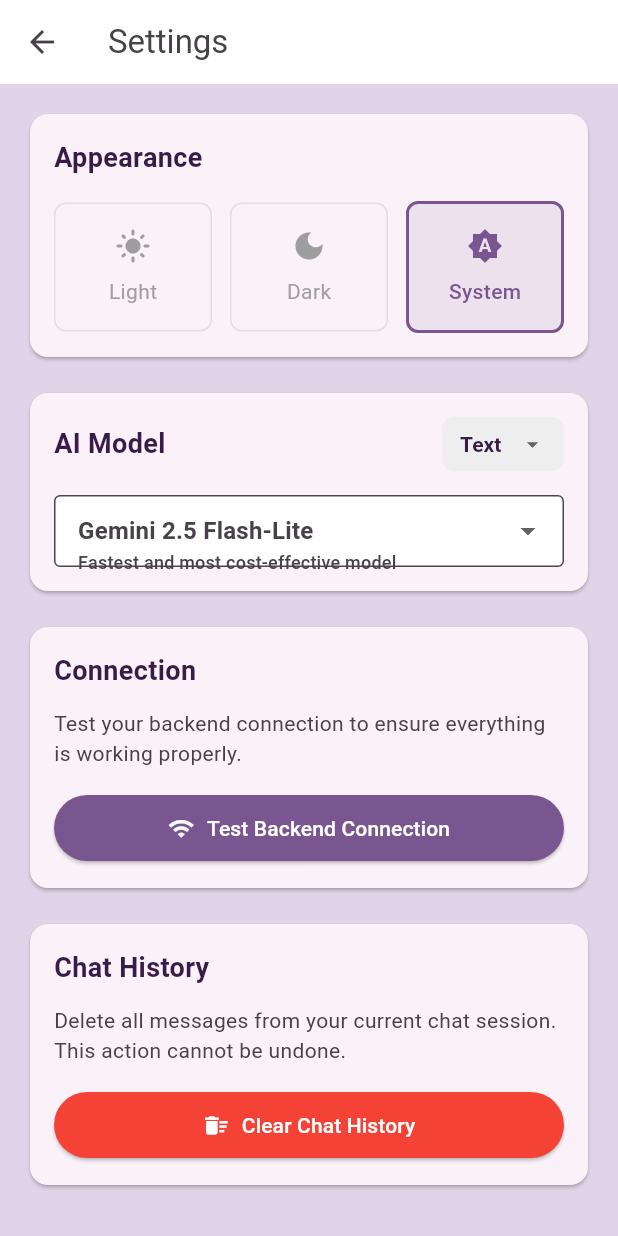
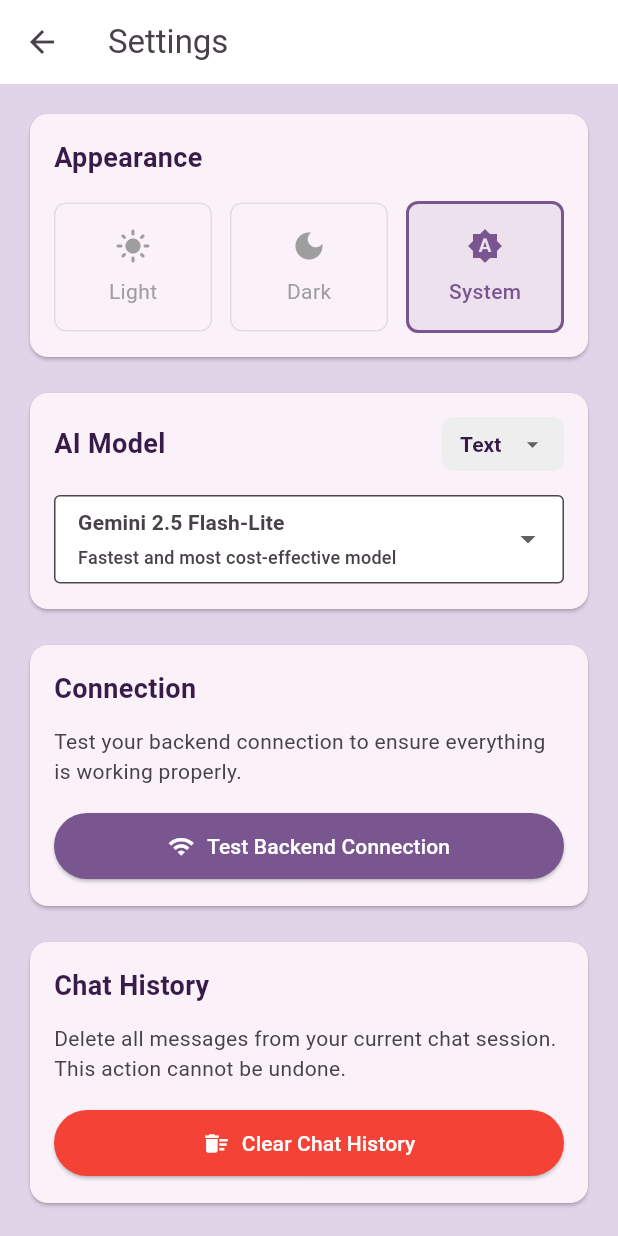
Before and after one commit to SandipVermaDev/SamagraAI, a Flutter app: the SettingsScreen screen opened by its route, on a phone screen of 412 x 824 dp. Run offline on Flutter 3.47's test engine with Material 3 defaults, Android fonts, the phone set to English and light mode, and no system bars; our stand-ins replace file_picker, flutter_markdown, image_picker, permission_handler, speech_to_text; missing offline and left inert: dart:html, file_saver.

Commit message:
Fix the Setting AI model UI

```diff
--- a/samagra_app/lib/screens/settings_screen.dart
+++ b/samagra_app/lib/screens/settings_screen.dart
@@ -225,23 +225,36 @@ class _SettingsScreenState extends State<SettingsScreen> {
               ],
             ),
             const SizedBox(height: 16),
-            DropdownButtonFormField<AIModel>(
+            SizedBox(
+              height: 60,
+              child: DropdownButtonFormField<AIModel>(
                 initialValue: displayModels.contains(chatProvider.selectedModel)
                     ? chatProvider.selectedModel
                     : displayModels.first,
+                isExpanded: true,
+                isDense: false,
+                itemHeight: null,
                 items: displayModels.map((model) {
                   return DropdownMenuItem<AIModel>(
                     value: model,
+                    alignment: AlignmentDirectional.centerStart,
                     child: Column(
+                      mainAxisSize: MainAxisSize.min,
                       crossAxisAlignment: CrossAxisAlignment.start,
-                    mainAxisSize: MainAxisSize.min,
                       children: [
                         Text(
                           model.name,
-                        style: const TextStyle(fontWeight: FontWeight.w600),
+                          maxLines: 1,
+                          overflow: TextOverflow.ellipsis,
+                          style: const TextStyle(
+                            fontSize: 14,
+                            fontWeight: FontWeight.w600,
+                          ),
                         ),
                         Text(
                           model.description,
+                          maxLines: 1,
+                          overflow: TextOverflow.ellipsis,
                           style: TextStyle(
                             fontSize: 12,
                             color: themeProvider.getTextSecondary(context),
@@ -251,6 +264,38 @@ class _SettingsScreenState extends State<SettingsScreen> {
                     ),
                   );
                 }).toList(),
+                selectedItemBuilder: (context) {
+                  return displayModels.map((model) {
+                    return Align(
+                      alignment: Alignment.centerLeft,
+                      child: Column(
+                        mainAxisSize: MainAxisSize.min,
+                        crossAxisAlignment: CrossAxisAlignment.start,
+                        children: [
+                          Text(
+                            model.name,
+                            maxLines: 1,
+                            overflow: TextOverflow.ellipsis,
+                            style: const TextStyle(
+                              fontSize: 14,
+                              fontWeight: FontWeight.w600,
+                            ),
+                          ),
+                          const SizedBox(height: 4),
+                          Text(
+                            model.description,
+                            maxLines: 1,
+                            overflow: TextOverflow.ellipsis,
+                            style: TextStyle(
+                              fontSize: 12,
+                              color: themeProvider.getTextSecondary(context),
+                            ),
+                          ),
+                        ],
+                      ),
+                    );
+                  }).toList();
+                },
                 onChanged: (model) {
                   if (model != null) {
                     chatProvider.setSelectedModel(model);
@@ -261,6 +306,7 @@ class _SettingsScreenState extends State<SettingsScreen> {
                   contentPadding: EdgeInsets.symmetric(
                     horizontal: 12,
                     vertical: 8,
+                  ),
                 ),
               ),
             ),
```
Also changed, not shown: samagra_app/lib/widgets/message_bubble.dart (+23 -27 lines). Lines whose indentation alone changed are shown as unchanged.
